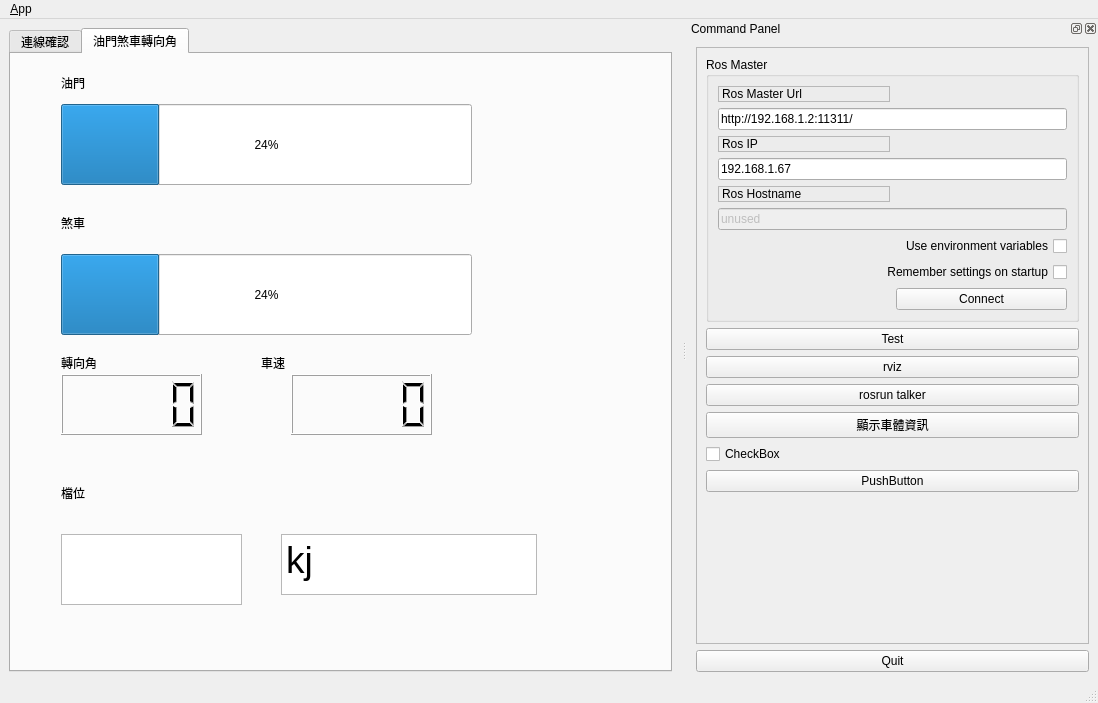
Above: qtros/ui/main_window.ui from WeiTing35/control_center before the change. Below: the same form after it.
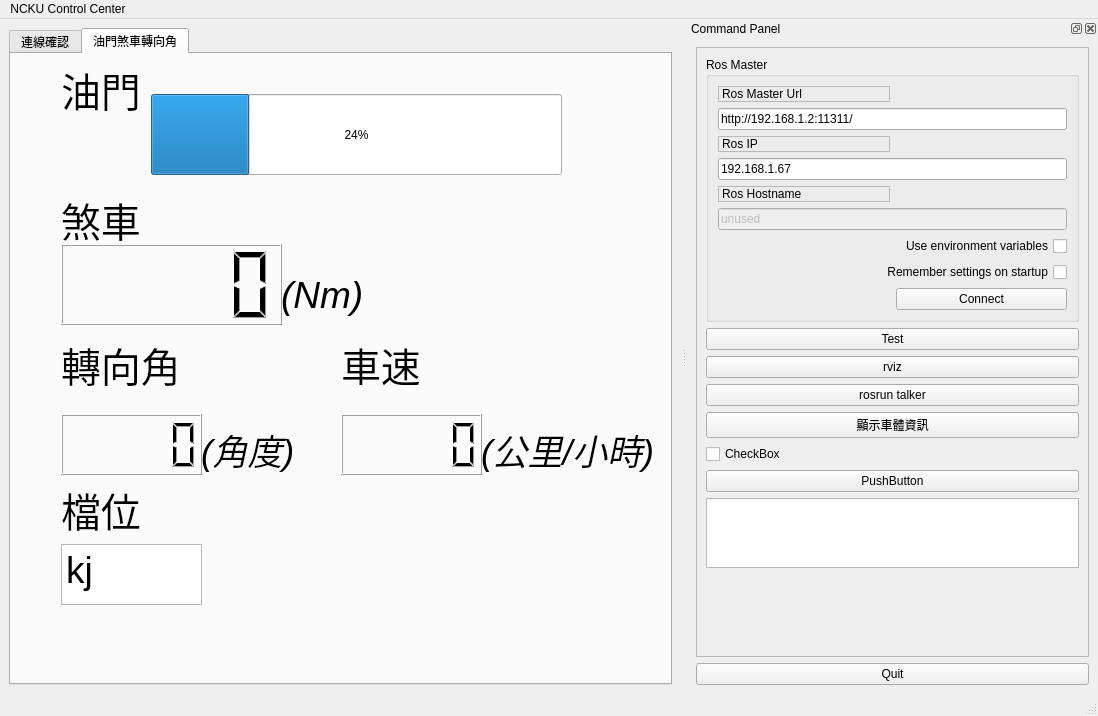
That is the form after the change. Icons and pictures are not drawn.

The edit to the form file:
```diff
--- a/qtros/ui/main_window.ui
+++ b/qtros/ui/main_window.ui
@@ -103,21 +103,8 @@
        <widget class="QProgressBar" name="progressBar">
         <property name="geometry">
          <rect>
-          <x>50</x>
-          <y>50</y>
-          <width>411</width>
-          <height>81</height>
-         </rect>
-        </property>
-        <property name="value">
-         <number>24</number>
-        </property>
-       </widget>
-       <widget class="QProgressBar" name="progressBar_2">
-        <property name="geometry">
-         <rect>
-          <x>50</x>
-          <y>200</y>
+          <x>140</x>
+          <y>40</y>
           <width>411</width>
           <height>81</height>
          </rect>
@@ -130,11 +117,16 @@
         <property name="geometry">
          <rect>
           <x>50</x>
-          <y>20</y>
-          <width>67</width>
-          <height>17</height>
+          <y>0</y>
+          <width>111</width>
+          <height>71</height>
          </rect>
         </property>
+        <property name="font">
+         <font>
+          <pointsize>30</pointsize>
+         </font>
+        </property>
         <property name="text">
          <string>油門</string>
         </property>
@@ -143,11 +135,18 @@
         <property name="geometry">
          <rect>
           <x>50</x>
-          <y>160</y>
-          <width>67</width>
-          <height>17</height>
+          <y>140</y>
+          <width>101</width>
+          <height>51</height>
          </rect>
         </property>
+        <property name="font">
+         <font>
+          <pointsize>30</pointsize>
+          <weight>50</weight>
+          <bold>false</bold>
+         </font>
+        </property>
         <property name="text">
          <string>煞車</string>
         </property>
@@ -156,11 +155,16 @@
         <property name="geometry">
          <rect>
           <x>50</x>
-          <y>300</y>
-          <width>67</width>
-          <height>17</height>
+          <y>280</y>
+          <width>161</width>
+          <height>61</height>
          </rect>
         </property>
+        <property name="font">
+         <font>
+          <pointsize>30</pointsize>
+         </font>
+        </property>
         <property name="text">
          <string>轉向角</string>
         </property>
@@ -170,10 +174,15 @@
          <rect>
           <x>50</x>
           <y>430</y>
-          <width>67</width>
-          <height>17</height>
+          <width>101</width>
+          <height>51</height>
          </rect>
         </property>
+        <property name="font">
+         <font>
+          <pointsize>30</pointsize>
+         </font>
+        </property>
         <property name="text">
          <string>檔位</string>
         </property>
@@ -181,31 +190,26 @@
        <widget class="QLabel" name="label_10">
         <property name="geometry">
          <rect>
-          <x>250</x>
-          <y>300</y>
-          <width>67</width>
-          <height>17</height>
+          <x>330</x>
+          <y>290</y>
+          <width>151</width>
+          <height>41</height>
          </rect>
         </property>
+        <property name="font">
+         <font>
+          <pointsize>30</pointsize>
+         </font>
+        </property>
         <property name="text">
          <string>車速</string>
         </property>
        </widget>
-       <widget class="QListView" name="view_logging">
-        <property name="geometry">
-         <rect>
-          <x>50</x>
-          <y>480</y>
-          <width>181</width>
-          <height>71</height>
-         </rect>
-        </property>
-       </widget>
        <widget class="QLCDNumber" name="lcdNumber">
         <property name="geometry">
          <rect>
           <x>50</x>
-          <y>320</y>
+          <y>360</y>
           <width>141</width>
           <height>61</height>
          </rect>
@@ -214,8 +218,8 @@
        <widget class="QLCDNumber" name="lcdNumber_2">
         <property name="geometry">
          <rect>
-          <x>280</x>
-          <y>320</y>
+          <x>330</x>
+          <y>360</y>
           <width>141</width>
           <height>61</height>
          </rect>
@@ -224,20 +228,92 @@
        <widget class="QTextBrowser" name="textBrowser">
         <property name="geometry">
          <rect>
-          <x>270</x>
-          <y>480</y>
-          <width>256</width>
+          <x>50</x>
+          <y>490</y>
+          <width>141</width>
           <height>61</height>
          </rect>
         </property>
+        <property name="font">
+         <font>
+          <pointsize>20</pointsize>
+         </font>
+        </property>
         <property name="html">
          <string>&lt;!DOCTYPE HTML PUBLIC &quot;-//W3C//DTD HTML 4.0//EN&quot; &quot;http://www.w3.org/TR/REC-html40/strict.dtd&quot;&gt;
 &lt;html&gt;&lt;head&gt;&lt;meta name=&quot;qrichtext&quot; content=&quot;1&quot; /&gt;&lt;style type=&quot;text/css&quot;&gt;
 p, li { white-space: pre-wrap; }
-&lt;/style&gt;&lt;/head&gt;&lt;body style=&quot; font-family:'Ubuntu'; font-size:11pt; font-weight:400; font-style:normal;&quot;&gt;
+&lt;/style&gt;&lt;/head&gt;&lt;body style=&quot; font-family:'Ubuntu'; font-size:20pt; font-weight:400; font-style:normal;&quot;&gt;
 &lt;p style=&quot; margin-top:0px; margin-bottom:0px; margin-left:0px; margin-right:0px; -qt-block-indent:0; text-indent:0px;&quot;&gt;&lt;span style=&quot; font-size:28pt;&quot;&gt;kj&lt;/span&gt;&lt;/p&gt;&lt;/body&gt;&lt;/html&gt;</string>
         </property>
        </widget>
+       <widget class="QLCDNumber" name="lcdNumber_3">
+        <property name="geometry">
+         <rect>
+          <x>50</x>
+          <y>190</y>
+          <width>221</width>
+          <height>81</height>
+         </rect>
+        </property>
+       </widget>
+       <widget class="QLabel" name="label_11">
+        <property name="geometry">
+         <rect>
+          <x>270</x>
+          <y>190</y>
+          <width>181</width>
+          <height>101</height>
+         </rect>
+        </property>
+        <property name="font">
+         <font>
+          <pointsize>28</pointsize>
+          <italic>true</italic>
+         </font>
+        </property>
+        <property name="text">
+         <string>(Nm)</string>
+        </property>
+       </widget>
+       <widget class="QLabel" name="label_12">
+        <property name="geometry">
+         <rect>
+          <x>470</x>
+          <y>370</y>
+          <width>181</width>
+          <height>51</height>
+         </rect>
+        </property>
+        <property name="font">
+         <font>
+          <pointsize>26</pointsize>
+          <italic>true</italic>
+         </font>
+        </property>
+        <property name="text">
+         <string>(公里/小時)</string>
+        </property>
+       </widget>
+       <widget class="QLabel" name="label_13">
+        <property name="geometry">
+         <rect>
+          <x>190</x>
+          <y>370</y>
+          <width>101</width>
+          <height>51</height>
+         </rect>
+        </property>
+        <property name="font">
+         <font>
+          <pointsize>26</pointsize>
+          <italic>true</italic>
+         </font>
+        </property>
+        <property name="text">
+         <string>(角度)</string>
+        </property>
+       </widget>
       </widget>
      </widget>
     </item>
@@ -254,7 +330,7 @@
    </property>
    <widget class="QMenu" name="menu_File">
     <property name="title">
-     <string>&amp;App</string>
+     <string>NCKU Control Center</string>
     </property>
     <addaction name="action_Preferences"/>
     <addaction name="separator"/>
@@ -263,7 +339,13 @@
     <addaction name="separator"/>
     <addaction name="action_Quit"/>
    </widget>
+   <widget class="QMenu" name="menuNCKU_Control_Center">
+    <property name="title">
+     <string> </string>
+    </property>
+   </widget>
    <addaction name="menu_File"/>
+   <addaction name="menuNCKU_Control_Center"/>
   </widget>
   <widget class="QStatusBar" name="statusbar"/>
   <widget class="QDockWidget" name="dock_status">
@@ -276,7 +358,7 @@
    <property name="minimumSize">
     <size>
      <width>411</width>
-     <height>622</height>
+     <height>675</height>
     </size>
    </property>
    <property name="allowedAreas">
@@ -480,6 +562,9 @@
           </property>
          </widget>
         </item>
+        <item>
+         <widget class="QListView" name="view_logging"/>
+        </item>
         <item>
          <spacer name="verticalSpacer_3">
           <property name="orientation">
```
